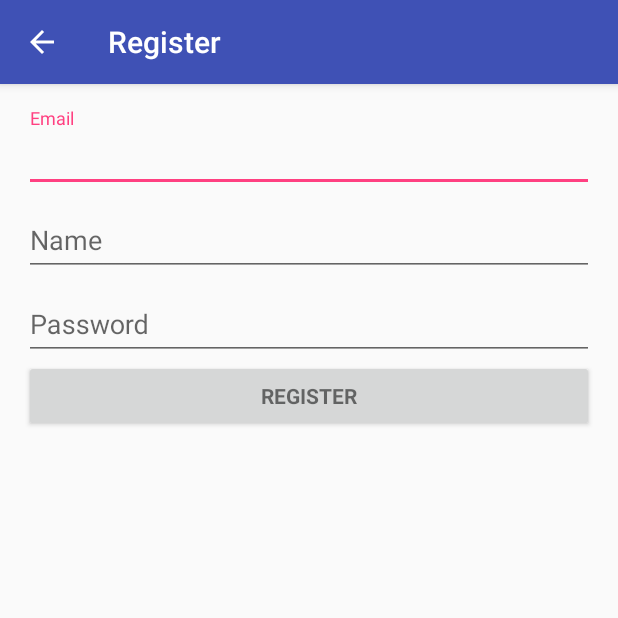
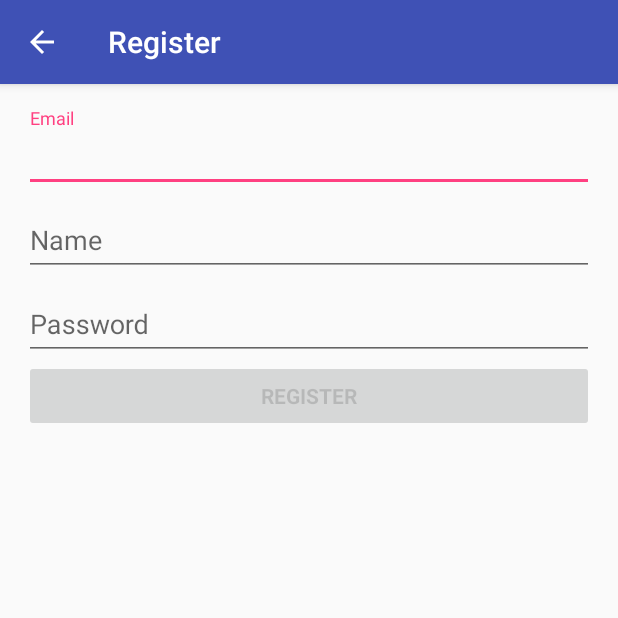
Before and after one commit to pkalauner-tgm/dezsys12-mobile-chat, an Android app: the screen it shows after launch (RegisterActivity), after a tap on "REGISTER", on a phone screen of 412 x 824 dp, the top half of it. Run offline under Robolectric (Android 15) with nearby library versions, the phone set to English and light mode, and no system bars; libraries missing offline, so code that uses them is left out: com.loopj.android, cz.msebera.android; 4 statements that could not run were skipped.

Commit message:
implemented chat (client)

```diff
--- a/client/app/build.gradle
+++ b/client/app/build.gradle
@@ -2,7 +2,7 @@ apply plugin: 'com.android.application'
 
 android {
     compileSdkVersion 23
-    buildToolsVersion "23.0.1"
+    buildToolsVersion "23.0.2"
     defaultConfig {
         applicationId 'at.kalauner.dezsys12'
         minSdkVersion 15
--- a/client/app/src/main/AndroidManifest.xml
+++ b/client/app/src/main/AndroidManifest.xml
@@ -9,6 +9,7 @@
     <uses-permission android:name="android.permission.INTERNET" />
 
     <application
+        android:name="at.kalauner.dezsys12.Dezsys12Application"
         android:allowBackup="true"
         android:icon="@mipmap/ic_launcher"
         android:label="@string/app_name"
@@ -23,7 +24,6 @@
 
                 <category android:name="android.intent.category.LAUNCHER" />
             </intent-filter>
-
         </activity>
         <activity
             android:name=".activities.RegisterActivity"
@@ -34,6 +34,10 @@
                 android:name="android.support.PARENT_ACTIVITY"
                 android:value=".activities.LoginActivity" />
         </activity>
+        <activity
+            android:name=".activities.ChatActivity"
+            android:configChanges="orientation|screenSize"
+            android:label="@string/title_activity_chat"></activity>
     </application>
 
 </manifest>
--- /dev/null
+++ b/client/app/src/main/java/at/kalauner/dezsys12/Dezsys12Application.java
@@ -0,0 +1,18 @@
+package at.kalauner.dezsys12;
+
+import android.app.Application;
+
+/**
+ * Created by Paul on 28.02.2016.
+ */
+public class Dezsys12Application extends Application {
+    private String sessionID;
+
+    public String getSessionID() {
+        return sessionID;
+    }
+
+    public void setSessionID(String sessionID) {
+        this.sessionID = sessionID;
+    }
+}
--- a/client/app/src/main/java/at/kalauner/dezsys12/activities/LoginActivity.java
+++ b/client/app/src/main/java/at/kalauner/dezsys12/activities/LoginActivity.java
@@ -3,6 +3,7 @@ package at.kalauner.dezsys12.activities;
 import android.animation.Animator;
 import android.animation.AnimatorListenerAdapter;
 import android.annotation.TargetApi;
+import android.app.Activity;
 import android.app.LoaderManager.LoaderCallbacks;
 import android.content.Context;
 import android.content.CursorLoader;
@@ -31,7 +32,7 @@ import android.widget.Button;
 import android.widget.EditText;
 import android.widget.TextView;
 
-import com.loopj.android.http.TextHttpResponseHandler;
+import com.loopj.android.http.JsonHttpResponseHandler;
 
 import org.json.JSONException;
 import org.json.JSONObject;
@@ -40,6 +41,7 @@ import java.io.UnsupportedEncodingException;
 import java.util.ArrayList;
 import java.util.List;
 
+import at.kalauner.dezsys12.Dezsys12Application;
 import at.kalauner.dezsys12.connection.CustomRestClient;
 import at.kalauner.dezsys12.R;
 import at.kalauner.dezsys12.activities.listener.TextWatcherImpl;
@@ -61,6 +63,7 @@ public class LoginActivity extends AppCompatActivity implements LoaderCallbacks<
      * Id to identity READ_CONTACTS permission request.
      */
     private static final int REQUEST_READ_CONTACTS = 0;
+    private static final String TAG = "LoginActivity";
 
 
     // UI references.
@@ -71,6 +74,7 @@ public class LoginActivity extends AppCompatActivity implements LoaderCallbacks<
     private View mLoginFormView;
     private InputMethodManager imm;
     private Button mEmailSignInButton;
+    private Activity activity;
 
 
     @Override
@@ -80,7 +84,7 @@ public class LoginActivity extends AppCompatActivity implements LoaderCallbacks<
         // Set up the login form.
         mEmailView = (AutoCompleteTextView) findViewById(R.id.email);
         populateAutoComplete();
-
+        this.activity = this;
         mPasswordView = (EditText) findViewById(R.id.password);
         mstatusText = (TextView) findViewById(R.id.statusText);
         mPasswordView.setOnEditorActionListener(new TextView.OnEditorActionListener() {
@@ -224,20 +228,34 @@ public class LoginActivity extends AppCompatActivity implements LoaderCallbacks<
             }
 
             if (entity != null)
-                CustomRestClient.postJson(this, "login", entity, new TextHttpResponseHandler() {
+                CustomRestClient.postJson(this, "login", entity, new JsonHttpResponseHandler() {
+
                     @Override
-                    public void onFailure(int statusCode, Header[] headers, String responseString, Throwable throwable) {
+                    public void onSuccess(int statusCode, Header[] headers, JSONObject response) {
                         showProgress(false);
-                        mstatusText.setText(responseString);
-                        mPasswordView.setError(responseString);
-                        mPasswordView.requestFocus();
+                        mEmailSignInButton.setEnabled(false);
+                        try {
+                            Intent i = new Intent(LoginActivity.this, ChatActivity.class);
+                            i.putExtra("response", response.getString("message"));
+                            Dezsys12Application app = (Dezsys12Application) activity.getApplication();
+                            app.setSessionID(response.getString("sid"));
+                            startActivity(i);
+                        } catch (JSONException e) {
+                            Log.e(TAG, "Failed decoding JSON", e);
+                        }
                     }
 
                     @Override
-                    public void onSuccess(int statusCode, Header[] headers, String responseString) {
+                    public void onFailure(int statusCode, Header[] headers, Throwable throwable, JSONObject errorResponse) {
                         showProgress(false);
-                        mstatusText.setText(responseString);
-                        mEmailSignInButton.setEnabled(false);
+                        try {
+                            String errorString = errorResponse.getString("message");
+                            mstatusText.setText(errorString);
+                            mPasswordView.setError(errorString);
+                            mPasswordView.requestFocus();
+                        } catch (JSONException e) {
+                            Log.e(TAG, "Failed getting error message", e);
+                        }
                     }
                 });
         }
--- a/client/app/src/main/java/at/kalauner/dezsys12/activities/RegisterActivity.java
+++ b/client/app/src/main/java/at/kalauner/dezsys12/activities/RegisterActivity.java
@@ -4,6 +4,7 @@ import android.animation.Animator;
 import android.animation.AnimatorListenerAdapter;
 import android.annotation.TargetApi;
 import android.content.Context;
+import android.content.Intent;
 import android.content.pm.PackageManager;
 import android.support.annotation.NonNull;
 import android.support.design.widget.Snackbar;
@@ -32,6 +33,7 @@ import android.widget.Button;
 import android.widget.EditText;
 import android.widget.TextView;
 
+import com.loopj.android.http.JsonHttpResponseHandler;
 import com.loopj.android.http.TextHttpResponseHandler;
 
 import org.json.JSONException;
@@ -41,6 +43,7 @@ import java.io.UnsupportedEncodingException;
 import java.util.ArrayList;
 import java.util.List;
 
+import at.kalauner.dezsys12.Dezsys12Application;
 import at.kalauner.dezsys12.connection.CustomRestClient;
 import at.kalauner.dezsys12.R;
 import at.kalauner.dezsys12.activities.listener.TextWatcherImpl;
@@ -61,6 +64,7 @@ public class RegisterActivity extends AppCompatActivity implements LoaderCallbac
      * Id to identity READ_CONTACTS permission request.
      */
     private static final int REQUEST_READ_CONTACTS = 0;
+    private static final String TAG = "RegisterActivity";
 
     // UI references.
     private AutoCompleteTextView mEmailView;
@@ -230,18 +234,31 @@ public class RegisterActivity extends AppCompatActivity implements LoaderCallbac
             }
 
             if (entity != null)
-                CustomRestClient.postJson(this, "register", entity, new TextHttpResponseHandler() {
+                CustomRestClient.postJson(this, "register", entity, new JsonHttpResponseHandler() {
+
+
                     @Override
-                    public void onFailure(int statusCode, Header[] headers, String responseString, Throwable throwable) {
+                    public void onSuccess(int statusCode, Header[] headers, JSONObject response) {
                         showProgress(false);
-                        mstatusText.setText(responseString);
+                        try {
+                            showProgress(false);
+                            mstatusText.setText(response.getString("message"));
+                            mregisterButton.setEnabled(false);
+                        } catch (JSONException e) {
+                            Log.e(TAG, "Failed getting message", e);
+                        }
                     }
 
                     @Override
-                    public void onSuccess(int statusCode, Header[] headers, String responseString) {
+                    public void onFailure(int statusCode, Header[] headers, Throwable throwable, JSONObject errorResponse) {
                         showProgress(false);
-                        mstatusText.setText(responseString);
-                        mregisterButton.setEnabled(false);
+                        try {
+                            String errorString = errorResponse.getString("message");
+                            showProgress(false);
+                            mstatusText.setText(errorString);
+                        } catch (JSONException e) {
+                            Log.e(TAG, "Failed getting error message", e);
+                        }
                     }
                 });
         }
--- a/client/app/src/main/java/at/kalauner/dezsys12/activities/listener/TextWatcherImpl.java
+++ b/client/app/src/main/java/at/kalauner/dezsys12/activities/listener/TextWatcherImpl.java
@@ -30,8 +30,10 @@ public class TextWatcherImpl implements TextWatcher {
 
     @Override
     public void onTextChanged(CharSequence s, int start, int before, int count) {
-        if (!this.button.isEnabled())
+        if (!this.button.isEnabled() && !s.toString().isEmpty())
             this.button.setEnabled(true);
+        else if (this.button.isEnabled() && s.toString().isEmpty())
+            this.button.setEnabled(false);
     }
 
     @Override
--- a/client/app/src/main/res/layout/activity_login.xml
+++ b/client/app/src/main/res/layout/activity_login.xml
@@ -40,9 +40,9 @@
                     android:layout_width="match_parent"
                     android:layout_height="wrap_content"
                     android:hint="@string/prompt_email"
+                    android:imeOptions="actionNext"
                     android:inputType="textEmailAddress"
                     android:maxLines="1"
-                    android:imeOptions="actionNext"
                     android:nextFocusDown="@+id/password"
                     android:singleLine="true" />
 
@@ -72,6 +72,7 @@
                 android:layout_width="match_parent"
                 android:layout_height="wrap_content"
                 android:layout_marginTop="16dp"
+                android:enabled="false"
                 android:text="@string/action_sign_in"
                 android:textStyle="bold" />
 
--- a/client/app/src/main/res/layout/activity_register.xml
+++ b/client/app/src/main/res/layout/activity_register.xml
@@ -88,7 +88,8 @@
                 android:layout_width="match_parent"
                 android:layout_height="wrap_content"
                 android:text="@string/action_register"
-                android:textStyle="bold" />
+                android:textStyle="bold"
+                android:enabled="false"/>
 
             <TextView
                 android:id="@+id/statusText"
--- a/client/app/src/main/res/values/strings.xml
+++ b/client/app/src/main/res/values/strings.xml
@@ -16,4 +16,8 @@
     <string name="action_register">Register</string>
     <string name="title_activity_register">Register</string>
     <string name="name">Name</string>
+    <string name="send">Send</string>
+    <string name="title_activity_chat">Chat</string>
+    <string name="logout">Logout</string>
+    <string name="me">Ich</string>
 </resources>
```
Also changed, not shown: client/app/src/main/java/at/kalauner/dezsys12/activities/ChatActivity.java (added, +201 -0 lines), client/app/src/main/java/at/kalauner/dezsys12/connection/CustomRestClient.java (+10 -4 lines), client/app/src/main/res/layout/activity_chat.xml (added, +45 -0 lines), client/app/src/main/res/menu/menu_chat.xml (added, +9 -0 lines).
